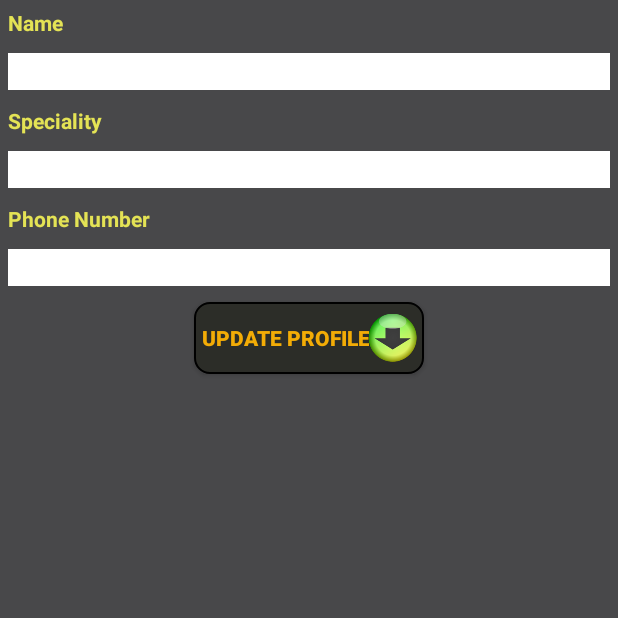
After one commit to akoudri/healthrecord, an Android app: the UpdateTherapistActivity screen opened directly, with no data from a screen before it, on a phone screen of 412 x 824 dp, the top half of it. The commit adds this screen. Run offline under Robolectric (Android 15) with nearby library versions, the phone set to English and light mode, and no system bars.

Commit message:
Completed specialist update

```diff
--- a/app/src/main/java/com/akoudri/healthrecord/app/MainActivity.java
+++ b/app/src/main/java/com/akoudri/healthrecord/app/MainActivity.java
@@ -18,8 +18,6 @@ import android.widget.Button;
 import android.widget.GridLayout;
 import android.widget.ImageButton;
 
-import com.akoudri.healthrecord.data.BloodType;
-import com.akoudri.healthrecord.data.Gender;
 import com.akoudri.healthrecord.data.Person;
 
 import java.sql.SQLException;
--- a/app/src/main/java/com/akoudri/healthrecord/app/MyTherapistsActivity.java
+++ b/app/src/main/java/com/akoudri/healthrecord/app/MyTherapistsActivity.java
@@ -110,16 +110,14 @@ public class MyTherapistsActivity extends ActionBarActivity {
             editButton.setBackgroundResource(R.drawable.healthrecord_button);
             Drawable img = getResources().getDrawable(R.drawable.doctor);
             editButton.setCompoundDrawablesWithIntrinsicBounds(null, null, img, null);
-            /*
             editButton.setOnClickListener(new View.OnClickListener() {
                 @Override
                 public void onClick(View view) {
-                    Intent intent = new Intent("com.akoudri.healthrecord.app.EditPerson");
-                    intent.putExtra("personId", id);
+                    Intent intent = new Intent("com.akoudri.healthrecord.app.UpdateTherapist");
+                    intent.putExtra("therapistId", id);
                     startActivity(intent);
                 }
             });
-            */
             params = new GridLayout.LayoutParams(rowSpec, colSpec);
             params.rightMargin = margin;
             params.leftMargin = margin;
--- /dev/null
+++ b/app/src/main/java/com/akoudri/healthrecord/app/UpdateTherapistActivity.java
@@ -0,0 +1,141 @@
+package com.akoudri.healthrecord.app;
+
+import android.app.Activity;
+import android.os.Bundle;
+import android.view.Menu;
+import android.view.MenuItem;
+import android.view.View;
+import android.view.Window;
+import android.widget.ArrayAdapter;
+import android.widget.AutoCompleteTextView;
+import android.widget.EditText;
+import android.widget.Spinner;
+
+import com.akoudri.healthrecord.data.Person;
+import com.akoudri.healthrecord.data.Therapist;
+import com.akoudri.healthrecord.data.TherapyBranch;
+
+import java.sql.SQLException;
+import java.util.ArrayList;
+import java.util.List;
+
+
+public class UpdateTherapistActivity extends Activity {
+
+    private EditText nameET, phoneNumberET;
+    private AutoCompleteTextView specialityET;
+    private HealthRecordDataSource dataSource;
+    private int thId;
+    private List<TherapyBranch> branches;
+    private Therapist therapist;
+    //private String lang;
+
+    @Override
+    protected void onCreate(Bundle savedInstanceState) {
+        super.onCreate(savedInstanceState);
+        requestWindowFeature(Window.FEATURE_NO_TITLE);
+        setContentView(R.layout.activity_update_therapist);
+        nameET = (EditText) findViewById(R.id.name_update_therapist);
+        specialityET = (AutoCompleteTextView) findViewById(R.id.speciality_update);
+        phoneNumberET = (EditText) findViewById(R.id.phone_number_update);
+        dataSource = new HealthRecordDataSource(this);
+        //lang = Locale.getDefault().getDisplayName();
+        thId = getIntent().getIntExtra("therapistId", 1);
+        retrieveTherapist();
+        retrieveBranches();
+        ArrayAdapter<String> adapter = new ArrayAdapter<String>(this,
+                android.R.layout.simple_dropdown_item_1line, getBranches());
+        specialityET.setThreshold(1);
+        specialityET.setAdapter(adapter);
+        populateWidgets();
+    }
+
+    private void populateWidgets()
+    {
+        if (therapist == null) return;
+        nameET.setText(therapist.getName());
+        try {
+            dataSource.open();
+            TherapyBranch branch = dataSource.getTherapyBranchTable().getBranchWithId(therapist.getBranchId());
+            specialityET.setText(branch.getName());
+            dataSource.close();
+        } catch (SQLException ex)
+        {
+            ex.printStackTrace();
+        }
+        phoneNumberET.setText(therapist.getPhoneNumber());
+    }
+
+    public void updateTherapist(View view)
+    {
+        String name = nameET.getText().toString();
+        String speciality = specialityET.getText().toString();
+        String phoneNumber = phoneNumberET.getText().toString();
+        //FIXME: check values before inserting
+        try {
+            dataSource.open();
+            int branch = dataSource.getTherapyBranchTable().getBranchId(speciality);
+            dataSource.getTherapistTable().updateTherapist(thId, name, phoneNumber, branch);
+            dataSource.close();
+        } catch (SQLException ex)
+        {
+            ex.printStackTrace();
+        }
+        finish();
+    }
+
+    private void retrieveTherapist()
+    {
+        try {
+            dataSource.open();
+            therapist = dataSource.getTherapistTable().getTherapistWithId(thId);
+            dataSource.close();
+        } catch (SQLException ex)
+        {
+            ex.printStackTrace();
+        }
+    }
+
+    private void retrieveBranches() {
+        try {
+            dataSource.open();
+            branches = dataSource.getTherapyBranchTable().getAllBranches();
+            dataSource.close();
+        } catch (SQLException ex)
+        {
+            ex.printStackTrace();
+        }
+    }
+
+    private String[] getBranches()
+    {
+        String[] res = new String[branches.size()];
+        int i = 0;
+        for (TherapyBranch b : branches)
+        {
+            res[i++] = b.getName();
+        }
+        return res;
+    }
+
+    @Override
+    public boolean onCreateOptionsMenu(Menu menu) {
+
+        // Inflate the menu; this adds items to the action bar if it is present.
+        getMenuInflater().inflate(R.menu.add_person, menu);
+        return true;
+    }
+
+    @Override
+    public boolean onOptionsItemSelected(MenuItem item) {
+        // Handle action bar item clicks here. The action bar will
+        // automatically handle clicks on the Home/Up button, so long
+        // as you specify a parent activity in AndroidManifest.xml.
+        int id = item.getItemId();
+        if (id == R.id.add_action_settings) {
+            return true;
+        }
+        return super.onOptionsItemSelected(item);
+    }
+
+}
--- a/app/src/main/java/com/akoudri/healthrecord/data/PersonTable.java
+++ b/app/src/main/java/com/akoudri/healthrecord/data/PersonTable.java
@@ -60,7 +60,7 @@ public class PersonTable {
         return db.insert(PERSON_TABLE, null, values);
     }
 
-    public boolean updatePerson(long personId, String name, Gender gender,
+    public boolean updatePerson(int personId, String name, Gender gender,
                                 String ssn, BloodType bloodType, String birthdate)
     {
         ContentValues values = new ContentValues();
--- /dev/null
+++ b/app/src/main/res/layout/activity_update_therapist.xml
@@ -0,0 +1,84 @@
+<ScrollView
+    xmlns:android="http://schemas.android.com/apk/res/android"
+    xmlns:tools="http://schemas.android.com/tools"
+    android:background="@color/app_bg_color"
+    android:layout_width="match_parent"
+    android:layout_height="match_parent"
+    tools:context=".UpdateTherapistActivity">
+    <LinearLayout
+        android:layout_width="match_parent"
+        android:layout_height="match_parent"
+        android:orientation="vertical"
+        android:alignmentMode="alignBounds">
+
+        <TextView
+            android:text="@string/name"
+            android:textColor="@color/regular_text_color"
+            android:layout_height="wrap_content"
+            android:layout_width="match_parent"
+            android:layout_margin="5dp"
+            android:layout_gravity="left"
+            android:textStyle="bold" />
+
+        <EditText
+            android:id="@+id/name_update_therapist"
+            android:background="@android:color/white"
+            android:layout_width="match_parent"
+            android:layout_height="wrap_content"
+            android:layout_margin="5dp"
+            android:inputType="textCapWords"
+            android:ems="10"
+            android:layout_gravity="left"/>
+
+        <TextView
+            android:text="@string/speciality"
+            android:textColor="@color/regular_text_color"
+            android:layout_height="wrap_content"
+            android:layout_width="match_parent"
+            android:layout_margin="5dp"
+            android:layout_gravity="left"
+            android:textStyle="bold" />
+
+        <AutoCompleteTextView
+            android:id="@+id/speciality_update"
+            android:background="@android:color/white"
+            android:layout_width="match_parent"
+            android:layout_height="wrap_content"
+            android:layout_margin="5dp"
+            android:ems="10"
+            android:layout_gravity="left"
+            android:capitalize="words"/>
+
+        <TextView
+            android:text="@string/phoneNumber"
+            android:textColor="@color/regular_text_color"
+            android:layout_height="wrap_content"
+            android:layout_width="match_parent"
+            android:layout_margin="5dp"
+            android:layout_gravity="left"
+            android:textStyle="bold" />
+
+        <EditText
+            android:id="@+id/phone_number_update"
+            android:background="@android:color/white"
+            android:layout_width="match_parent"
+            android:layout_height="wrap_content"
+            android:layout_margin="5dp"
+            android:inputType="phone"
+            android:ems="10"
+            android:layout_gravity="left"/>
+
+        <Button
+            android:text="@string/update"
+            android:minEms="8"
+            android:layout_width="wrap_content"
+            android:layout_height="wrap_content"
+            android:layout_margin="5dp"
+            android:layout_gravity="center_horizontal"
+            android:background="@drawable/healthrecord_button"
+            android:drawableRight="@drawable/save"
+            android:textColor="@color/title_button_text_color"
+            android:textStyle="bold"
+            android:onClick="updateTherapist"/>
+    </LinearLayout>
+</ScrollView>
--- a/app/src/main/res/values/strings.xml
+++ b/app/src/main/res/values/strings.xml
@@ -33,6 +33,7 @@
     <string name="add_therapist">Add Therapist</string>
     <string name="my_therapists">My Therapists</string>
     <string name="no_other_therapist">No other therapist</string>
+    <string name="update_therapist">Update Therapist</string>
     <string-array name="branches">
         <item>Generalist</item>
         <item>Pediatrician</item>
```
Also changed, not shown: app/src/main/AndroidManifest.xml (+9 -0 lines), app/src/main/java/com/akoudri/healthrecord/data/TherapistTable.java (+9 -0 lines), 1 other file.
